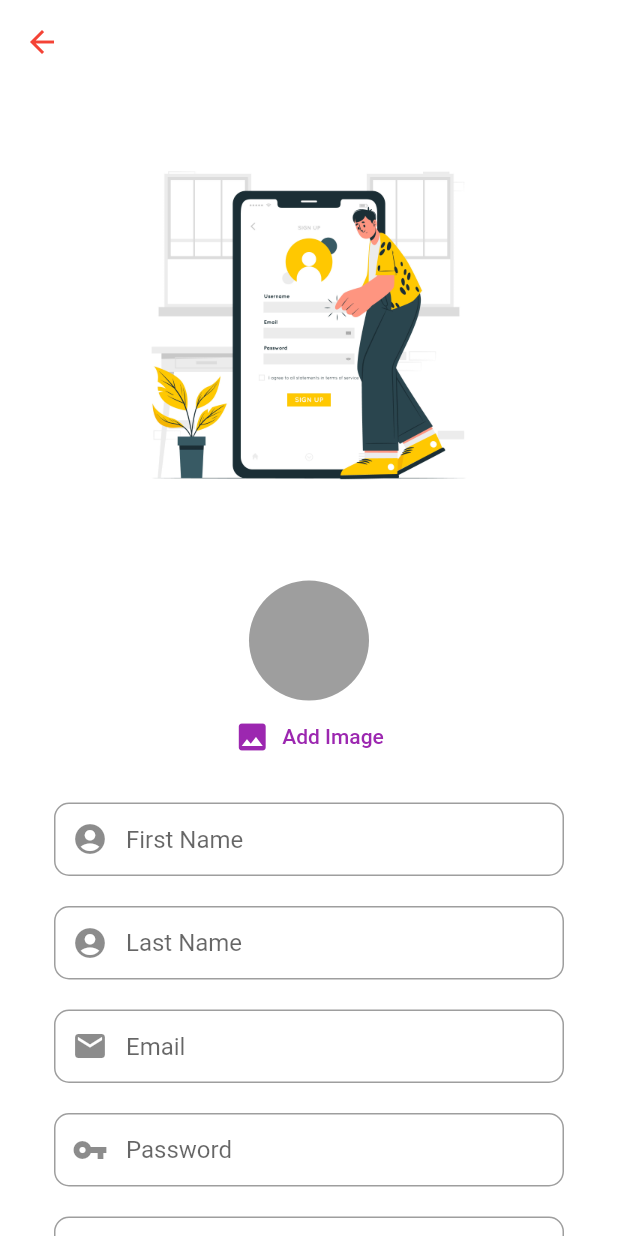
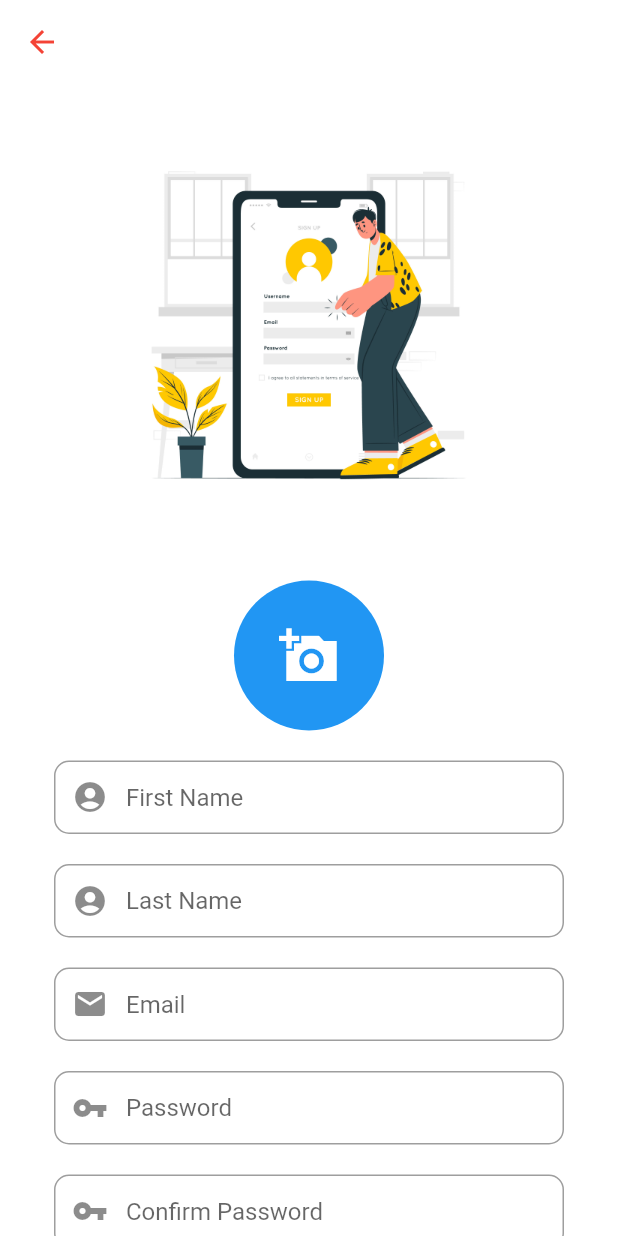
Before and after one commit to PeymanBozorgnezhad/chat_app_demo, a Flutter app: the RegistrationScreen screen opened directly, on a phone screen of 412 x 824 dp. Run offline on Flutter 3.47's test engine with Material 2 defaults, Android fonts, the light colour scheme and no system bars; drawn by our look-alikes of modal_progress_hud_nsn; our stand-ins replace cloud_firestore, firebase_auth, firebase_core, firebase_storage, fluttertoast, image_picker; accounts and stored records are empty.

Commit message:
added widgets CircleAvatar ,Stack ,Positioned

```diff
--- a/lib/widgets/user_image_picker.dart
+++ b/lib/widgets/user_image_picker.dart
@@ -19,7 +19,7 @@ class _UserImagePickerState extends State<UserImagePicker> {
 
   @override
   Widget build(BuildContext context) {
-    return Column(
+    /*return Column(
       children: [
         CircleAvatar(
           radius: 40,
@@ -34,6 +34,54 @@ class _UserImagePickerState extends State<UserImagePicker> {
           ),
         ),
       ],
+    );*/
+    return Center(
+      child: (file.path == '-1')
+          ? Material(
+              // borderRadius: BorderRadius.circular(50),
+              shape: const CircleBorder(),
+              color: Colors.blue,
+              child: InkWell(
+                onTap: () {
+                  _selectImage();
+                },
+                borderRadius: BorderRadius.circular(50),
+                child: const CircleAvatar(
+                  backgroundColor: Colors.transparent,
+                  radius: 50,
+                  child: Icon(
+                    Icons.add_a_photo_sharp,
+                    size: 40,
+                    color: Colors.white,
+                  ),
+                ),
+              ),
+            )
+          : Stack(
+              children: [
+                CircleAvatar(
+                  radius: 60,
+                  backgroundColor: Colors.transparent,
+                  backgroundImage: FileImage(file),
+                ),
+                Positioned(
+                  right: 0,
+                  bottom: 0,
+                  child: GestureDetector(
+                    onTap: () {
+                      _selectImage();
+                    },
+                    child: const CircleAvatar(
+                      backgroundColor: Colors.blue,
+                      child: Icon(
+                        Icons.add_a_photo_sharp,
+                        color: Colors.white,
+                      ),
+                    ),
+                  ),
+                ),
+              ],
+            ),
     );
   }
 
@@ -68,7 +116,7 @@ class _UserImagePickerState extends State<UserImagePicker> {
     try {
       ImagePicker imagePicker = ImagePicker();
       final XFile pickedImage =
-          await imagePicker.pickImage(source: source) ?? XFile('-1');
+          await imagePicker.pickImage(source: source,imageQuality: 50,maxWidth: 150) ?? XFile('-1');
       print('---------------------------------------');
       print(pickedImage);
       print(pickedImage.path);
```
